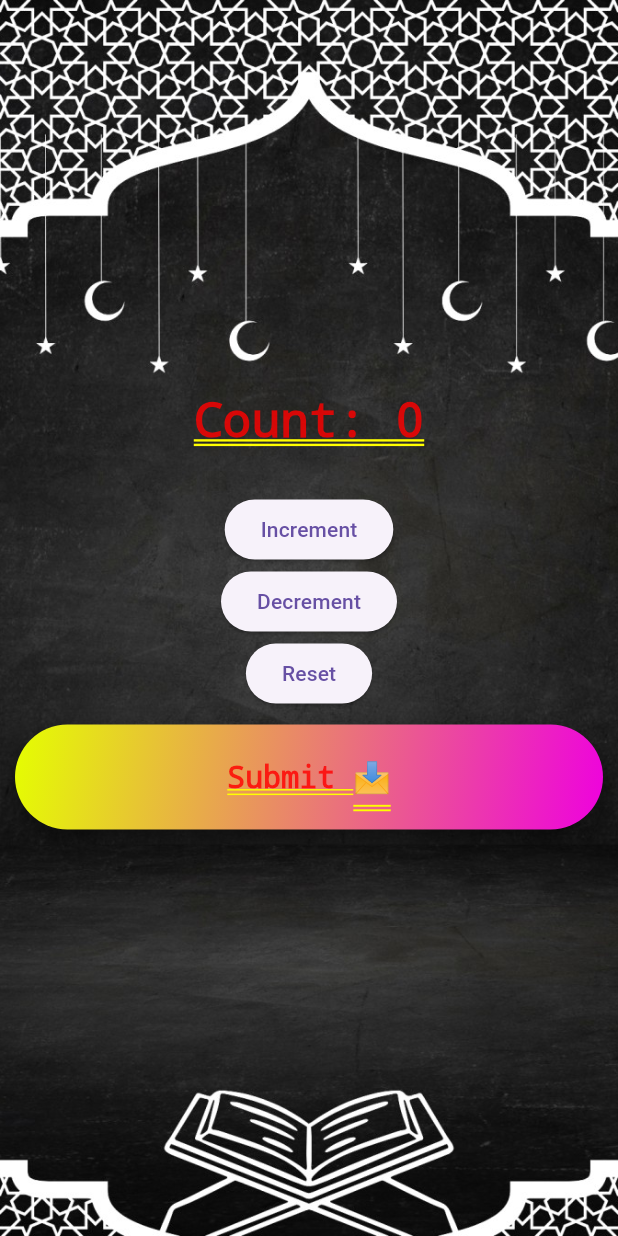
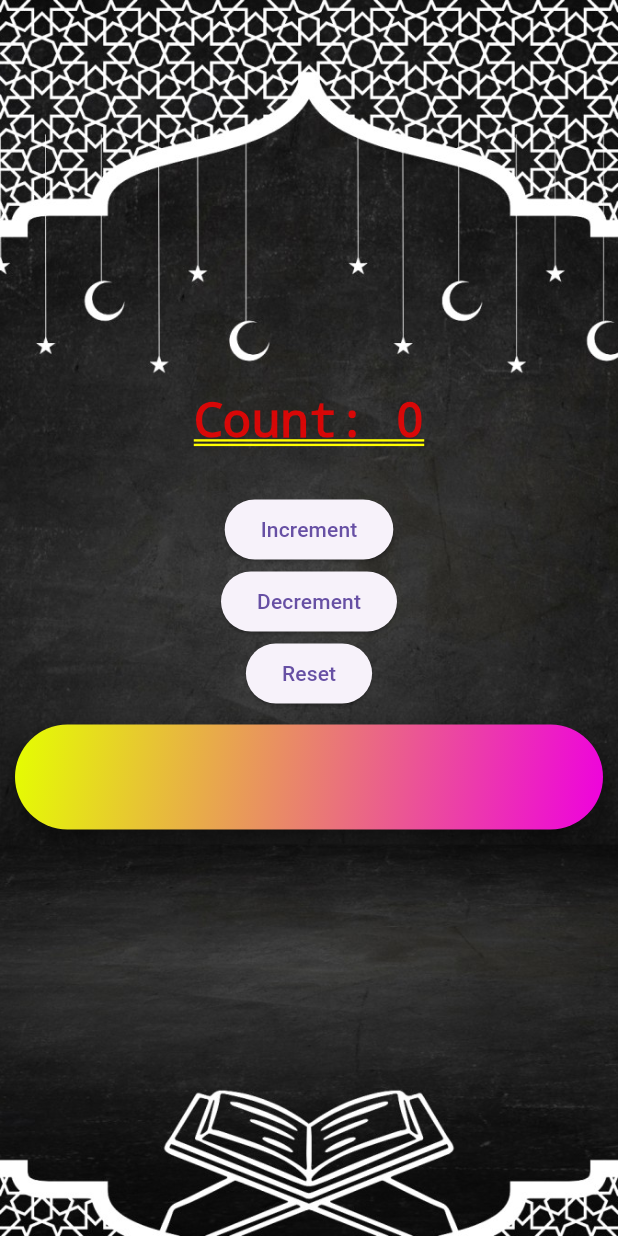
Before and after one commit to sabbirhossen0/Nafs_Shield, a Flutter app: the screen it shows after launch, after a tap on "Tasbih", on a phone screen of 412 x 824 dp. Run offline on Flutter 3.47's test engine with Material 3 defaults, Android fonts, the phone set to English and light mode, and no system bars; our stand-ins replace audioplayers, dio, flutter_compass, get, hexcolor, image_picker and 3 more; network calls fail.

Commit message:
change submit button

```diff
--- a/lib/view/tasbih/tasbih.dart
+++ b/lib/view/tasbih/tasbih.dart
@@ -71,14 +71,7 @@ counterController.reset();
               ],
             )
         ),
-          child: Center(
-            child: Text(
-              "Submit 📩",
-              style: TextStyle(
-                fontWeight: FontWeight.bold,
-                fontSize: 20,)
-              ,)
-            ,)
+         //here not need this
       )
 
 
```
Also changed, not shown: pubspec.lock.
